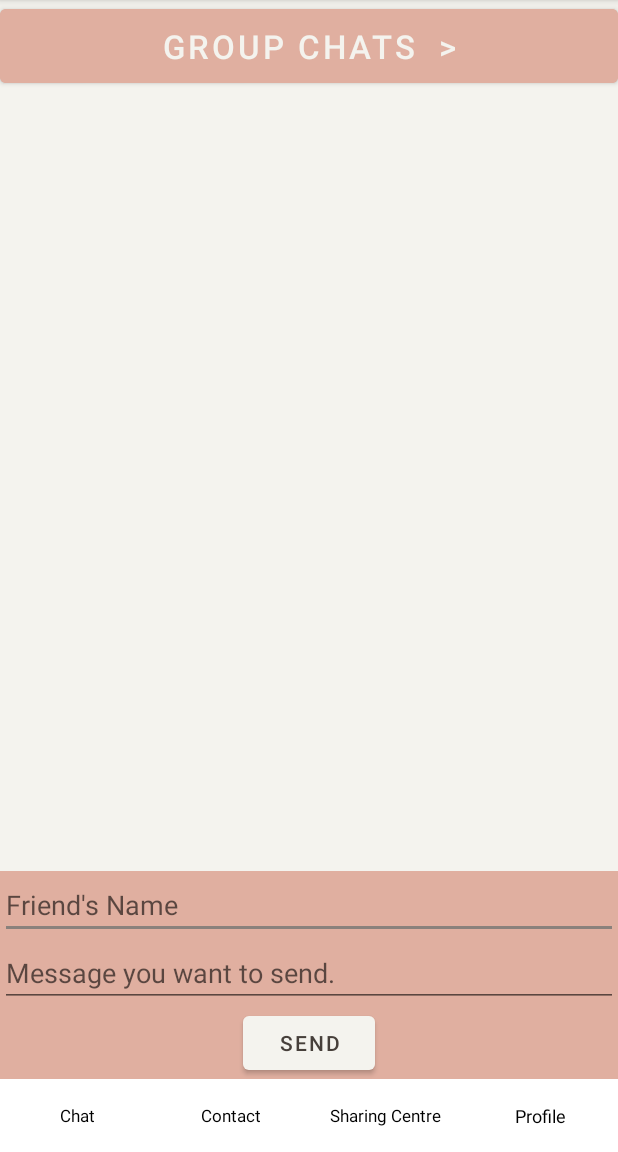
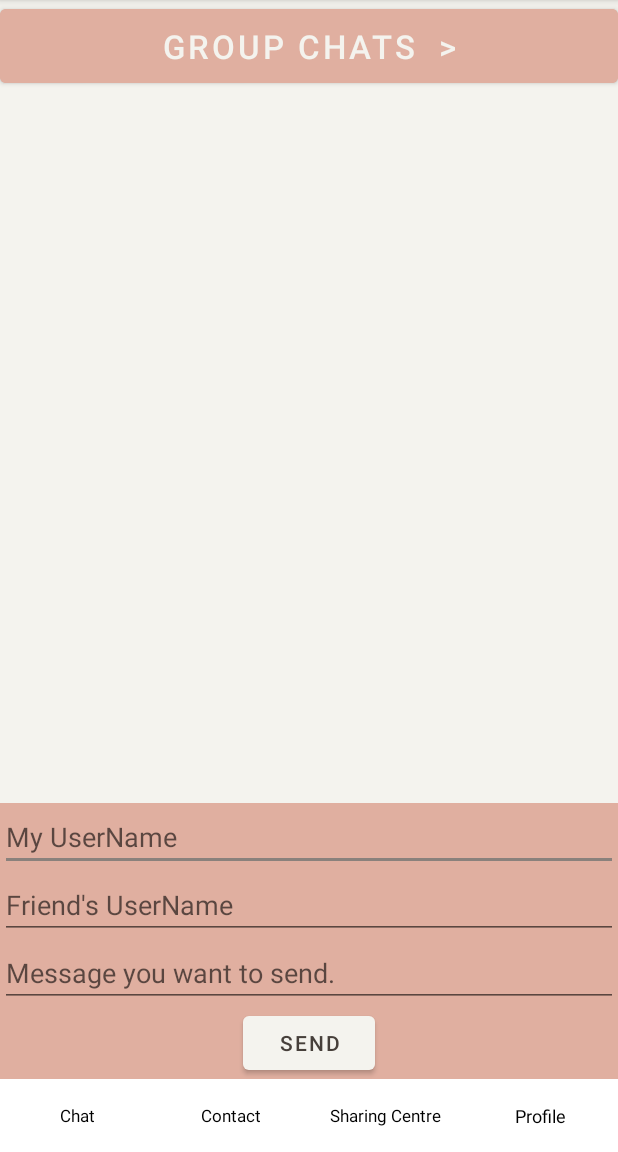
Before and after one commit to CSC207-UofT/course-project-alifafa, an Android app: the AliChatFragment screen opened directly, with no data from a screen before it, on a phone screen of 412 x 824 dp, the part 84-1236 px from its top. Run offline under Robolectric (Android 15) with nearby library versions, the phone set to English and light mode, and no system bars; 1 statement that could not run was skipped.

Commit message:
for pushing ptop layout

```diff
--- a/MyApplication/app/src/main/res/layout/fragment_ptop_chat.xml
+++ b/MyApplication/app/src/main/res/layout/fragment_ptop_chat.xml
@@ -27,10 +27,10 @@
         android:background="@color/alabaster">
 
         <ListView
-            android:id="@+id/lv_ptop"
-            android:layout_width="match_parent"
-            android:layout_height="wrap_content"
-            tools:listitem="@layout/activity_ptop_item" />
+                android:id="@+id/lv_ptop"
+                android:layout_width="match_parent"
+                android:layout_height="wrap_content"
+                tools:listitem="@layout/activity_ptop_item"/>
 
         <RelativeLayout
             android:layout_width="match_parent"
@@ -38,11 +38,19 @@
             android:layout_alignParentBottom="true"
             android:background="@color/melon">
 
+
             <EditText
-                android:id="@+id/et_friend_name"
+                android:id="@+id/et_my_name"
                 android:layout_width="match_parent"
                 android:layout_height="wrap_content"
-                android:hint="Friend's Name" />
+                android:hint="My UserName" />
+
+            <EditText
+                    android:layout_below="@id/et_my_name"
+                    android:id="@+id/et_friend_name"
+                    android:layout_width="match_parent"
+                    android:layout_height="wrap_content"
+                    android:hint="Friend's UserName" />
 
             <EditText
                 android:id="@+id/et_message"
```
